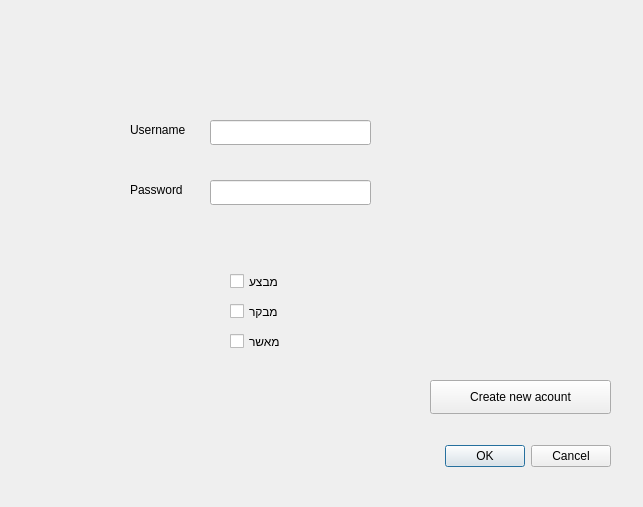
First picture: the form in Login.ui, repository peterooch/DigiFerro, before the edit.
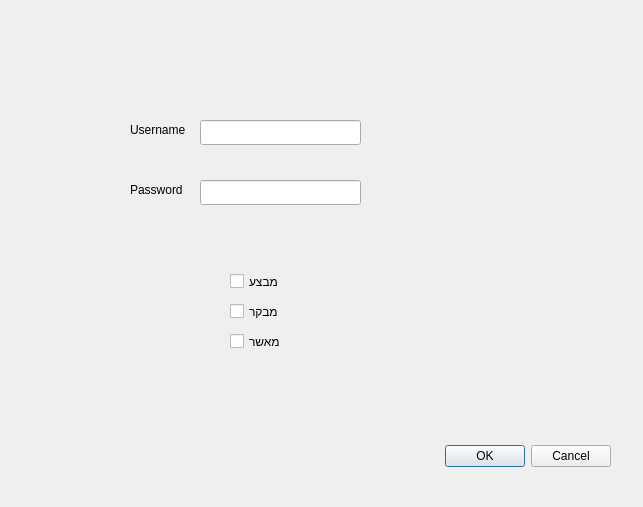
Second picture: the form after the edit.

What changed in the file:
```diff
--- a/Login.ui
+++ b/Login.ui
@@ -97,7 +97,7 @@
   <widget class="QLineEdit" name="Username">
    <property name="geometry">
     <rect>
-     <x>210</x>
+     <x>200</x>
      <y>120</y>
      <width>161</width>
      <height>25</height>
@@ -107,26 +107,13 @@
   <widget class="QLineEdit" name="Password">
    <property name="geometry">
     <rect>
-     <x>210</x>
+     <x>200</x>
      <y>180</y>
      <width>161</width>
      <height>25</height>
     </rect>
    </property>
   </widget>
-  <widget class="QPushButton" name="CreateNewAcount">
-   <property name="geometry">
-    <rect>
-     <x>430</x>
-     <y>380</y>
-     <width>181</width>
-     <height>34</height>
-    </rect>
-   </property>
-   <property name="text">
-    <string>Create new acount</string>
-   </property>
-  </widget>
  </widget>
  <resources/>
  <connections/>
```
Left out of the diff: 2 changed lines with no effect on the pictures.
